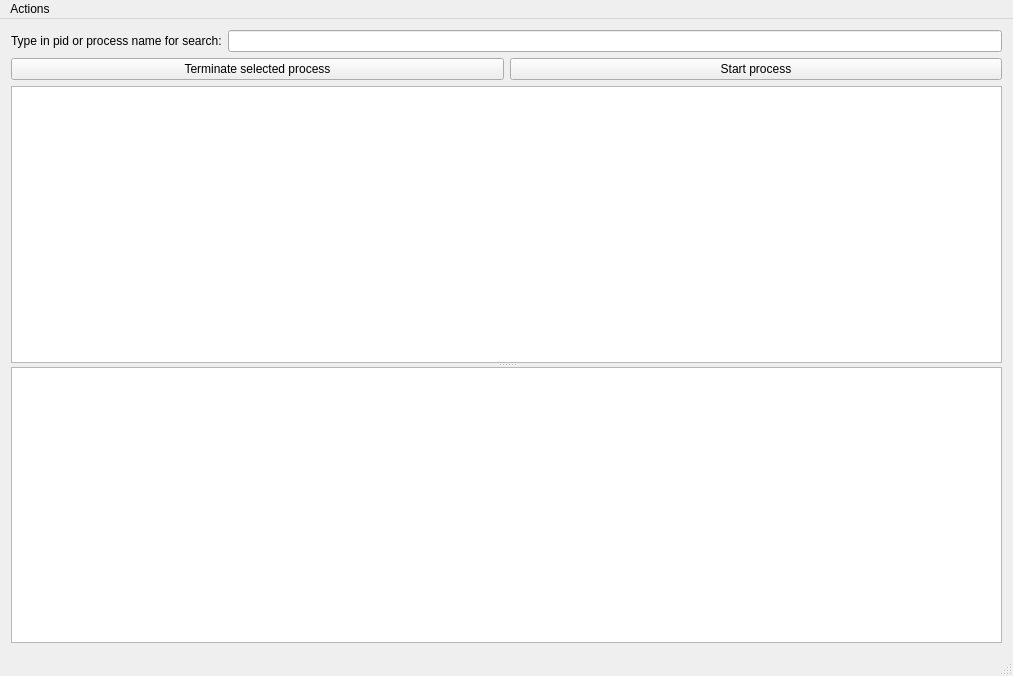
First picture: the form in DllViewer/dllviewer.ui, repository ANDR-ASCII/DllViewer, before the edit.
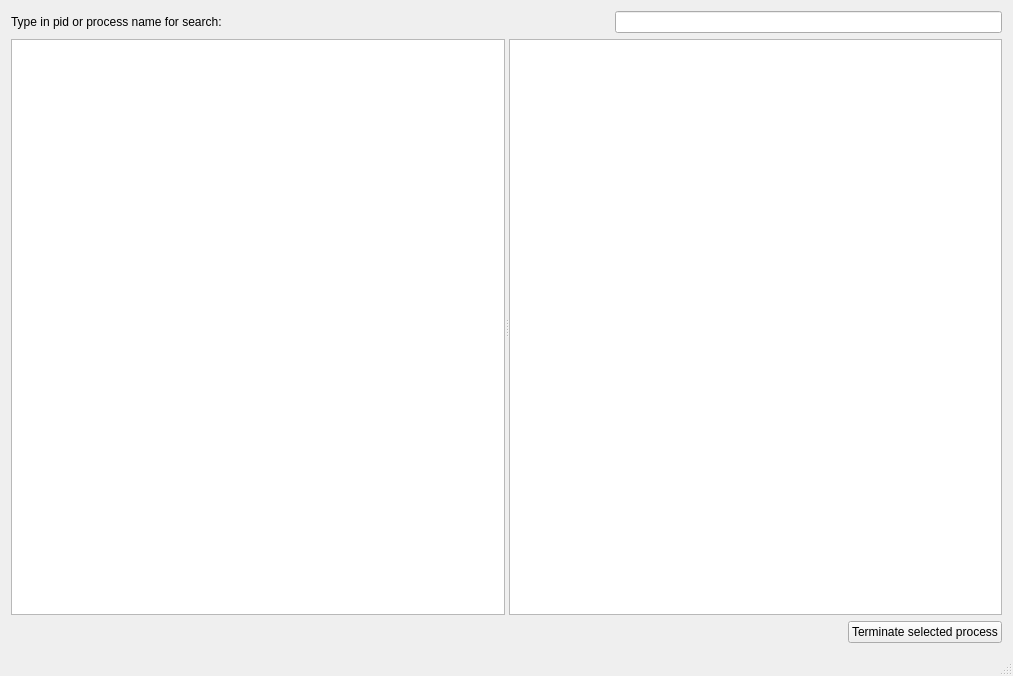
Second picture: the form after the edit. Icons and pictures are not drawn.

Commit message: changed user interface

Diff of the .ui file:
```diff
--- a/DllViewer/dllviewer.ui
+++ b/DllViewer/dllviewer.ui
@@ -18,52 +18,67 @@
     <normaloff>../../../visual-studio-2015-projects/ModuleViewer/ModuleViewer/icons/dll-icon.png</normaloff>../../../visual-studio-2015-projects/ModuleViewer/ModuleViewer/icons/dll-icon.png</iconset>
   </property>
   <widget class="QWidget" name="centralWidget">
-   <layout class="QVBoxLayout" name="verticalLayout_2">
+   <layout class="QVBoxLayout" name="verticalLayout">
     <item>
-     <layout class="QVBoxLayout" name="verticalLayout">
+     <layout class="QHBoxLayout" name="horizontalLayout_2">
       <item>
-       <layout class="QHBoxLayout" name="horizontalLayout_2">
-        <item>
-         <widget class="QLabel" name="label">
-          <property name="text">
-           <string>Type in pid or process name for search:</string>
-          </property>
-         </widget>
-        </item>
-        <item>
-         <widget class="QLineEdit" name="searchLineEdit"/>
-        </item>
-       </layout>
+       <widget class="QLabel" name="label">
+        <property name="text">
+         <string>Type in pid or process name for search:</string>
+        </property>
+       </widget>
       </item>
       <item>
-       <layout class="QHBoxLayout" name="horizontalLayout">
-        <item>
-         <widget class="QPushButton" name="terminateButton">
-          <property name="text">
-           <string>Terminate selected process</string>
-          </property>
-         </widget>
-        </item>
-        <item>
-         <widget class="QPushButton" name="startProcessButton">
-          <property name="text">
-           <string>Start process</string>
-          </property>
-         </widget>
-        </item>
-       </layout>
+       <spacer name="horizontalSpacer_2">
+        <property name="orientation">
+         <enum>Qt::Horizontal</enum>
+        </property>
+        <property name="sizeHint" stdset="0">
+         <size>
+          <width>40</width>
+          <height>20</height>
+         </size>
+        </property>
+       </spacer>
+      </item>
+      <item>
+       <widget class="QLineEdit" name="searchLineEdit"/>
       </item>
      </layout>
     </item>
     <item>
      <widget class="QSplitter" name="splitter">
       <property name="orientation">
-       <enum>Qt::Vertical</enum>
+       <enum>Qt::Horizontal</enum>
       </property>
       <widget class="QTreeView" name="processView"/>
       <widget class="QTreeView" name="dllsView"/>
      </widget>
     </item>
+    <item>
+     <layout class="QHBoxLayout" name="horizontalLayout">
+      <item>
+       <spacer name="horizontalSpacer">
+        <property name="orientation">
+         <enum>Qt::Horizontal</enum>
+        </property>
+        <property name="sizeHint" stdset="0">
+         <size>
+          <width>40</width>
+          <height>20</height>
+         </size>
+        </property>
+       </spacer>
+      </item>
+      <item>
+       <widget class="QPushButton" name="terminateButton">
+        <property name="text">
+         <string>Terminate selected process</string>
+        </property>
+       </widget>
+      </item>
+     </layout>
+    </item>
    </layout>
   </widget>
   <widget class="QMenuBar" name="menuBar">
@@ -75,14 +90,6 @@
      <height>21</height>
     </rect>
    </property>
-   <widget class="QMenu" name="menuActions">
-    <property name="title">
-     <string>Actions</string>
-    </property>
-    <addaction name="actionTerminate_process"/>
-    <addaction name="actionStart_new_process"/>
-   </widget>
-   <addaction name="menuActions"/>
   </widget>
   <widget class="QStatusBar" name="statusBar"/>
   <action name="actionTerminate_process">
```
The commit also changes 3 other files.
